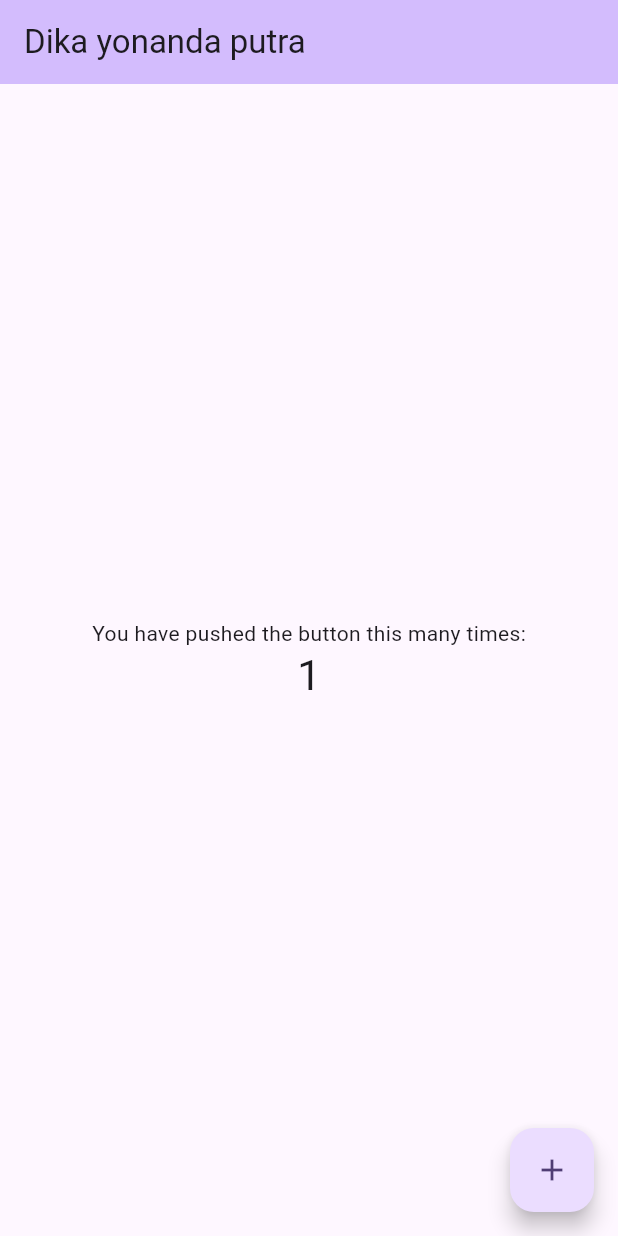
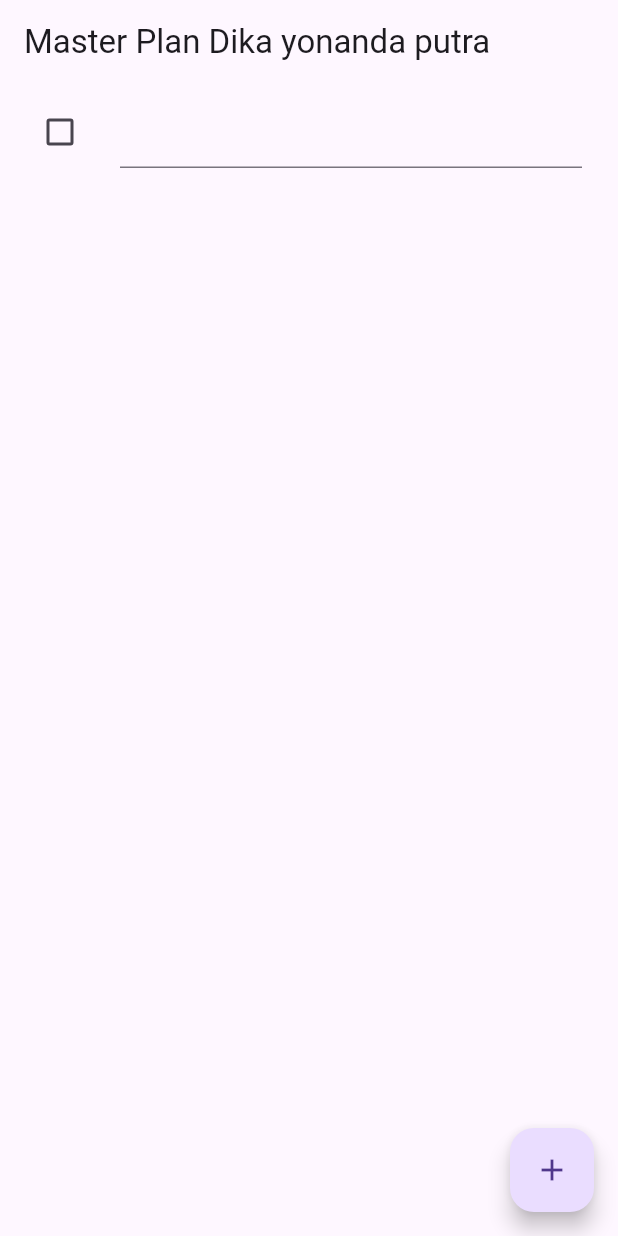
Before and after one commit to dikayo05/flutter-fundamental-latih1, a Flutter app: the screen it shows after launch, after a tap on the "add" icon, on a phone screen of 412 x 824 dp. Run offline on Flutter 3.47's test engine with Material 3 defaults, Android fonts, the phone set to English and light mode, and no system bars.

```diff
--- a/lib/main.dart
+++ b/lib/main.dart
@@ -1,122 +1,16 @@
 import 'package:flutter/material.dart';
+import './views/plan_screen.dart';
 
-void main() {
-  runApp(const MyApp());
-}
+void main() => runApp(MasterPlanApp());
 
-class MyApp extends StatelessWidget {
-  const MyApp({super.key});
+class MasterPlanApp extends StatelessWidget {
+  const MasterPlanApp({super.key});
 
-  // This widget is the root of your application.
   @override
   Widget build(BuildContext context) {
     return MaterialApp(
-      title: 'Flutter Demo',
-      theme: ThemeData(
-        // This is the theme of your application.
-        //
-        // TRY THIS: Try running your application with "flutter run". You'll see
-        // the application has a purple toolbar. Then, without quitting the app,
-        // try changing the seedColor in the colorScheme below to Colors.green
-        // and then invoke "hot reload" (save your changes or press the "hot
-        // reload" button in a Flutter-supported IDE, or press "r" if you used
-        // the command line to start the app).
-        //
-        // Notice that the counter didn't reset back to zero; the application
-        // state is not lost during the reload. To reset the state, use hot
-        // restart instead.
-        //
-        // This works for code too, not just values: Most code changes can be
-        // tested with just a hot reload.
-        colorScheme: ColorScheme.fromSeed(seedColor: Colors.deepPurple),
-      ),
-      home: const MyHomePage(title: 'Dika yonanda putra'),
+     theme: ThemeData(primarySwatch: Colors.purple),
+     home: PlanScreen(),
     );
   }
 }
-
-class MyHomePage extends StatefulWidget {
-  const MyHomePage({super.key, required this.title});
-
-  // This widget is the home page of your application. It is stateful, meaning
-  // that it has a State object (defined below) that contains fields that affect
-  // how it looks.
-
-  // This class is the configuration for the state. It holds the values (in this
-  // case the title) provided by the parent (in this case the App widget) and
-  // used by the build method of the State. Fields in a Widget subclass are
-  // always marked "final".
-
-  final String title;
-
-  @override
-  State<MyHomePage> createState() => _MyHomePageState();
-}
-
-class _MyHomePageState extends State<MyHomePage> {
-  int _counter = 0;
-
-  void _incrementCounter() {
-    setState(() {
-      // This call to setState tells the Flutter framework that something has
-      // changed in this State, which causes it to rerun the build method below
-      // so that the display can reflect the updated values. If we changed
-      // _counter without calling setState(), then the build method would not be
-      // called again, and so nothing would appear to happen.
-      _counter++;
-    });
-  }
-
-  @override
-  Widget build(BuildContext context) {
-    // This method is rerun every time setState is called, for instance as done
-    // by the _incrementCounter method above.
-    //
-    // The Flutter framework has been optimized to make rerunning build methods
-    // fast, so that you can just rebuild anything that needs updating rather
-    // than having to individually change instances of widgets.
-    return Scaffold(
-      appBar: AppBar(
-        // TRY THIS: Try changing the color here to a specific color (to
-        // Colors.amber, perhaps?) and trigger a hot reload to see the AppBar
-        // change color while the other colors stay the same.
-        backgroundColor: Theme.of(context).colorScheme.inversePrimary,
-        // Here we take the value from the MyHomePage object that was created by
-        // the App.build method, and use it to set our appbar title.
-        title: Text(widget.title),
-      ),
-      body: Center(
-        // Center is a layout widget. It takes a single child and positions it
-        // in the middle of the parent.
-        child: Column(
-          // Column is also a layout widget. It takes a list of children and
-          // arranges them vertically. By default, it sizes itself to fit its
-          // children horizontally, and tries to be as tall as its parent.
-          //
-          // Column has various properties to control how it sizes itself and
-          // how it positions its children. Here we use mainAxisAlignment to
-          // center the children vertically; the main axis here is the vertical
-          // axis because Columns are vertical (the cross axis would be
-          // horizontal).
-          //
-          // TRY THIS: Invoke "debug painting" (choose the "Toggle Debug Paint"
-          // action in the IDE, or press "p" in the console), to see the
-          // wireframe for each widget.
-          mainAxisAlignment: MainAxisAlignment.center,
-          children: <Widget>[
-            const Text('You have pushed the button this many times:'),
-            Text(
-              '$_counter',
-              style: Theme.of(context).textTheme.headlineMedium,
-            ),
-          ],
-        ),
-      ),
-      floatingActionButton: FloatingActionButton(
-        onPressed: _incrementCounter,
-        tooltip: 'Increment',
-        child: const Icon(Icons.add),
-      ), // This trailing comma makes auto-formatting nicer for build methods.
-    );
-  }
-}
--- /dev/null
+++ b/lib/models/data_layer.dart
@@ -0,0 +1,2 @@
+export 'plan.dart';
+export 'task.dart';
--- /dev/null
+++ b/lib/models/plan.dart
@@ -0,0 +1,8 @@
+import './task.dart';
+
+class Plan {
+  final String name;
+  final List<Task> tasks;
+
+  const Plan({this.name = '', this.tasks = const []});
+}
--- /dev/null
+++ b/lib/models/task.dart
@@ -0,0 +1,9 @@
+class Task {
+  final String description;
+  final bool complete;
+
+  const Task({
+    this.complete = false,
+    this.description = '',
+  });
+}
--- /dev/null
+++ b/lib/views/plan_screen.dart
@@ -0,0 +1,98 @@
+import '../models/data_layer.dart';
+import 'package:flutter/material.dart';
+
+class PlanScreen extends StatefulWidget {
+  const PlanScreen({super.key});
+
+  @override
+  State createState() => _PlanScreenState();
+}
+
+class _PlanScreenState extends State<PlanScreen> {
+  Plan plan = const Plan();
+  late ScrollController scrollController;
+
+  @override
+  void initState() {
+    super.initState();
+    scrollController =
+        ScrollController()..addListener(() {
+          FocusScope.of(context).requestFocus(FocusNode());
+        });
+  }
+
+@override
+void dispose() {
+  scrollController.dispose();
+  super.dispose();
+}
+
+
+  @override
+  Widget build(BuildContext context) {
+    return Scaffold(
+      // ganti ‘Namaku' dengan Nama panggilan Anda
+      appBar: AppBar(title: const Text('Master Plan Dika yonanda putra')),
+      body: _buildList(),
+      floatingActionButton: _buildAddTaskButton(),
+    );
+  }
+
+  Widget _buildAddTaskButton() {
+    return FloatingActionButton(
+      child: const Icon(Icons.add),
+      onPressed: () {
+        setState(() {
+          plan = Plan(
+            name: plan.name,
+            tasks: List<Task>.from(plan.tasks)..add(const Task()),
+          );
+        });
+      },
+    );
+  }
+
+  Widget _buildList() {
+    return ListView.builder(
+      controller: scrollController,
+      keyboardDismissBehavior:
+          Theme.of(context).platform == TargetPlatform.iOS
+              ? ScrollViewKeyboardDismissBehavior.onDrag
+              : ScrollViewKeyboardDismissBehavior.manual,
+      itemCount: plan.tasks.length,
+      itemBuilder: (context, index) => _buildTaskTile(plan.tasks[index], index),
+    );
+  }
+
+  Widget _buildTaskTile(Task task, int index) {
+    return ListTile(
+      leading: Checkbox(
+        value: task.complete,
+        onChanged: (selected) {
+          setState(() {
+            plan = Plan(
+              name: plan.name,
+              tasks: List<Task>.from(plan.tasks)
+                ..[index] = Task(
+                  description: task.description,
+                  complete: selected ?? false,
+                ),
+            );
+          });
+        },
+      ),
+      title: TextFormField(
+        initialValue: task.description,
+        onChanged: (text) {
+          setState(() {
+            plan = Plan(
+              name: plan.name,
+              tasks: List<Task>.from(plan.tasks)
+                ..[index] = Task(description: text, complete: task.complete),
+            );
+          });
+        },
+      ),
+    );
+  }
+}
```
Also changed, not shown: images/p1s1.gif (added), 2 other files.
